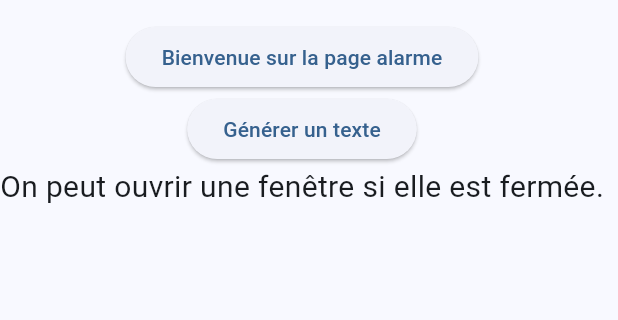
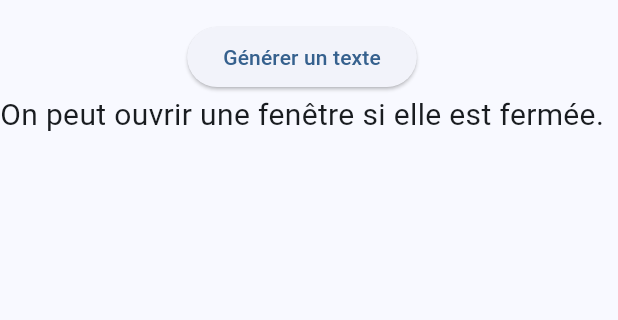
Before and after one commit to Yvelin-officiel/Y-Alarm, a Flutter app: the Alarm screen opened directly, after a tap on "Générer un texte", on a phone screen of 412 x 824 dp, the part 63-383 px from its top. Run offline on Flutter 3.47's test engine with Material 3 defaults, Android fonts, the phone set to English and light mode, and no system bars.

Commit message:
Suppression du bouton retour inutile

```diff
--- a/lib/screens/alarm.dart
+++ b/lib/screens/alarm.dart
@@ -11,14 +11,7 @@ class Alarm extends StatelessWidget {
         appBar: AppBar(
           title: Text('Alarme'),
         ),
-        body: Column(children: [
-          ElevatedButton(
-            child: Text('Bienvenue sur la page alarme'),
-            onPressed: () {
-              Navigator.pop(context);
-            },
-          ),
-          Expanded(child: GetFenetre()),
-        ]));
+        body: Expanded(child: GetFenetre()),
+        );
   }
 }
```
